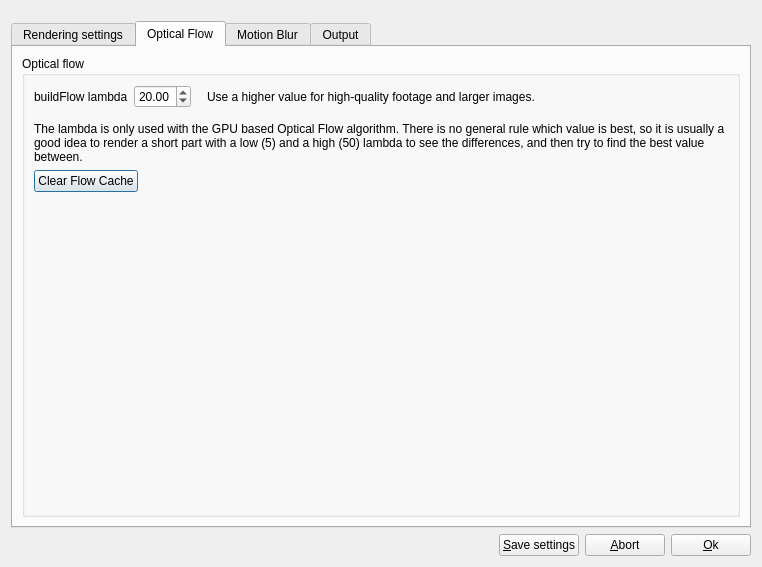
Old version of the form src/slowmoVideo/slowmoUI/dialogues/renderingDialog.ui in the repository slowmoVideo/slowmoVideo.
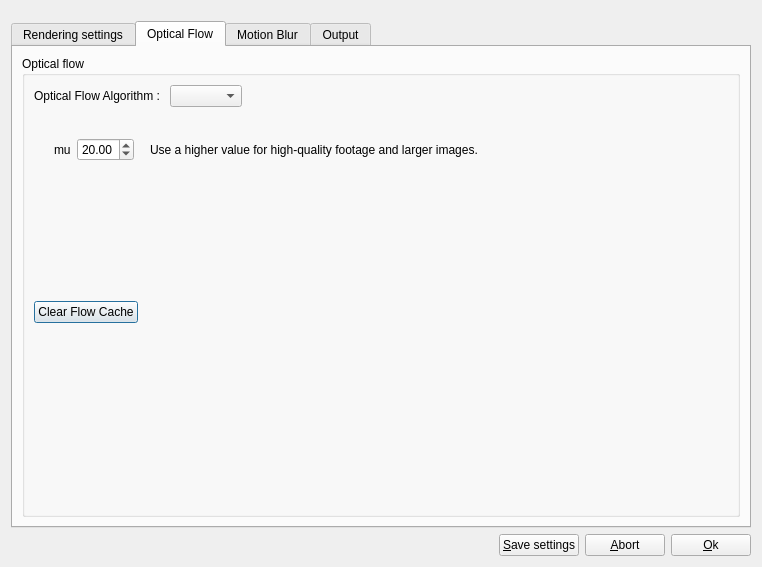
New version of the form. The open tabs and pages were chosen to show the change.

```diff
--- a/src/slowmoVideo/slowmoUI/dialogues/renderingDialog.ui
+++ b/src/slowmoVideo/slowmoUI/dialogues/renderingDialog.ui
@@ -373,6 +373,47 @@
          </property>
          <layout class="QVBoxLayout" name="verticalLayout_6">
           <item>
+           <layout class="QHBoxLayout" name="horizontalLayout_13">
+            <item>
+             <widget class="QLabel" name="label_17">
+              <property name="text">
+               <string>Optical Flow Algorithm : </string>
+              </property>
+             </widget>
+            </item>
+            <item>
+             <widget class="QComboBox" name="opticalFlowMethod"/>
+            </item>
+            <item>
+             <spacer name="horizontalSpacer_14">
+              <property name="orientation">
+               <enum>Qt::Horizontal</enum>
+              </property>
+              <property name="sizeHint" stdset="0">
+               <size>
+                <width>40</width>
+                <height>20</height>
+               </size>
+              </property>
+             </spacer>
+            </item>
+           </layout>
+          </item>
+          <item>
+           <widget class="QStackedWidget" name="stackedWidget">
+            <property name="currentIndex">
+             <number>0</number>
+            </property>
+            <widget class="QWidget" name="page">
+             <widget class="QWidget" name="layoutWidget">
+              <property name="geometry">
+               <rect>
+                <x>0</x>
+                <y>20</y>
+                <width>472</width>
+                <height>34</height>
+               </rect>
+              </property>
            <layout class="QHBoxLayout" name="horizontalLayout_7">
             <item>
              <widget class="QLabel" name="label_12">
@@ -433,8 +474,16 @@
              </widget>
             </item>
            </layout>
-          </item>
-          <item>
+             </widget>
+             <widget class="QWidget" name="">
+              <property name="geometry">
+               <rect>
+                <x>0</x>
+                <y>70</y>
+                <width>662</width>
+                <height>57</height>
+               </rect>
+              </property>
            <layout class="QHBoxLayout" name="horizontalLayout_10">
             <property name="topMargin">
              <number>8</number>
@@ -450,6 +499,81 @@
              </widget>
             </item>
            </layout>
+             </widget>
+            </widget>
+            <widget class="QWidget" name="page_2">
+             <widget class="QWidget" name="layoutWidget_2">
+              <property name="geometry">
+               <rect>
+                <x>20</x>
+                <y>20</y>
+                <width>472</width>
+                <height>34</height>
+               </rect>
+              </property>
+              <layout class="QHBoxLayout" name="horizontalLayout_12">
+               <item>
+                <widget class="QLabel" name="label_15">
+                 <property name="text">
+                  <string>mu</string>
+                 </property>
+                </widget>
+               </item>
+               <item>
+                <widget class="QDoubleSpinBox" name="mu">
+                 <property name="locale">
+                  <locale language="English" country="UnitedStates"/>
+                 </property>
+                 <property name="minimum">
+                  <double>5.000000000000000</double>
+                 </property>
+                 <property name="maximum">
+                  <double>50.000000000000000</double>
+                 </property>
+                 <property name="singleStep">
+                  <double>1.000000000000000</double>
+                 </property>
+                 <property name="value">
+                  <double>20.000000000000000</double>
+                 </property>
+                </widget>
+               </item>
+               <item>
+                <spacer name="horizontalSpacer_13">
+                 <property name="orientation">
+                  <enum>Qt::Horizontal</enum>
+                 </property>
+                 <property name="sizeType">
+                  <enum>QSizePolicy::Fixed</enum>
+                 </property>
+                 <property name="sizeHint" stdset="0">
+                  <size>
+                   <width>10</width>
+                   <height>20</height>
+                  </size>
+                 </property>
+                </spacer>
+               </item>
+               <item>
+                <widget class="QLabel" name="label_16">
+                 <property name="sizePolicy">
+                  <sizepolicy hsizetype="Expanding" vsizetype="Preferred">
+                   <horstretch>0</horstretch>
+                   <verstretch>0</verstretch>
+                  </sizepolicy>
+                 </property>
+                 <property name="text">
+                  <string>Use a higher value for high-quality footage and larger images.</string>
+                 </property>
+                 <property name="wordWrap">
+                  <bool>true</bool>
+                 </property>
+                </widget>
+               </item>
+              </layout>
+             </widget>
+            </widget>
+           </widget>
           </item>
           <item>
            <layout class="QHBoxLayout" name="horizontalLayout_11">
```
Lines whose indentation alone changed are shown as unchanged.
